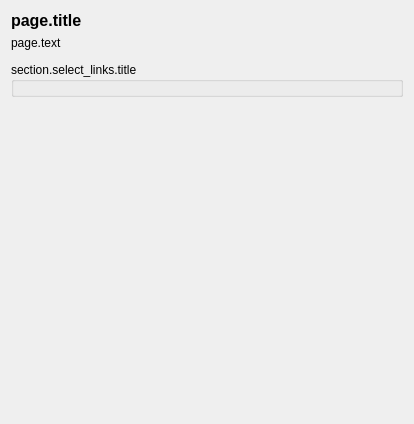
This is options_album_links.ui in rdswift/picard-plugin-album-links as Qt 5 draws it before an edit. The edited form follows.
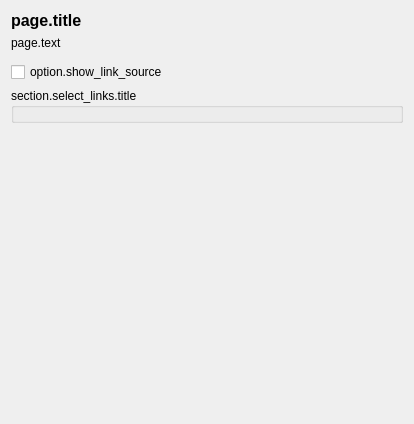
This is the edited form.

What changed in the file:
```diff
--- a/options_album_links.ui
+++ b/options_album_links.ui
@@ -77,6 +77,13 @@
      </property>
     </spacer>
    </item>
+   <item>
+    <widget class="QCheckBox" name="cb_show_link_source">
+     <property name="text">
+      <string>option.show_link_source</string>
+     </property>
+    </widget>
+   </item>
    <item>
     <widget class="QGroupBox" name="gb_select_links">
      <property name="title">
```
